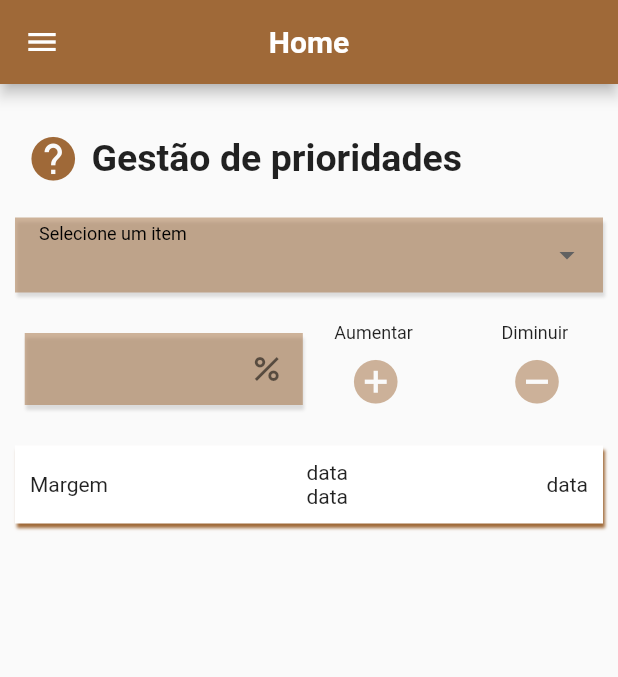
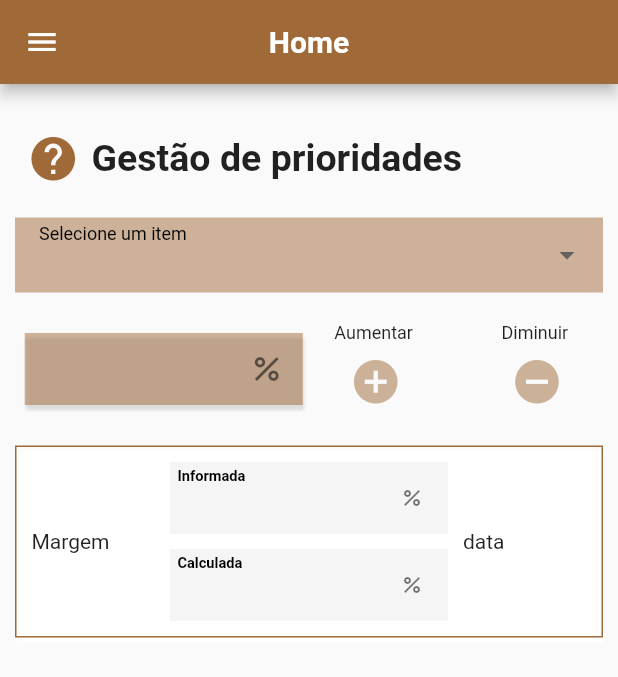
Before and after one commit to wolfxweb/appgestao, a Flutter app: the gestaoPrioridades screen opened directly, on a phone screen of 412 x 824 dp. Shown: the top 677 px of the screen. Run offline on Flutter 3.47's test engine with Material 2 defaults, Android fonts, the phone set to English and light mode, and no system bars; our stand-ins replace brasil_fields, cloud_firestore, dio, easy_dynamic_theme, firebase_auth, firebase_core and 6 more; missing offline and left inert: bloc_pattern, dart:ffi, dart_date, dropdown_plus, firestore_search, simple_connection_checker; accounts and stored records are empty.

Commit message:
tela gestao prioridade

```diff
--- a/lib/pages/gestaoPrioridades.dart
+++ b/lib/pages/gestaoPrioridades.dart
@@ -61,6 +61,7 @@ class _gestaoPrioridadesState extends State<gestaoPrioridades> {
   ];
   void initState() {
     simuladorBloc = SimuladorBloc();
+    simuladorBloc.getDadosBasicos();
 
     addController.text = '';
     removeController.text = '';
@@ -70,6 +71,8 @@ class _gestaoPrioridadesState extends State<gestaoPrioridades> {
 
   @override
   Widget build(BuildContext context) {
+    simuladorBloc.getDadosBasicos();
+
     return Scaffold(
       appBar: header.getAppBar('Home'),
       drawer: Menu(),
@@ -87,11 +90,12 @@ class _gestaoPrioridadesState extends State<gestaoPrioridades> {
               const Espacamento(),
               Container(
                 decoration: BoxDecoration(
-                  color: corBox,
-                  //borderRadius: BorderRadius.circular(20),
+                 // color: corBox,
+                  border: Border.all(color: color),
+                 // borderRadius: BorderRadius.circular(5),
                   boxShadow: [
                     BoxShadow(
-                      color: color,
+                      color: corBox,
                       blurRadius: 1,
                       offset: Offset(1, 3), // Shadow position
                     ),
@@ -103,14 +107,38 @@ class _gestaoPrioridadesState extends State<gestaoPrioridades> {
                   mainAxisSize: MainAxisSize.max,
                   crossAxisAlignment: CrossAxisAlignment.center,
                   children: [
-                    Text('Margem'),
-                    Column(
-                      children: [
-                        Text("data"),
-                        Text("data"),
-                      ],
+                    Container(
+                      width: MediaQuery.of(context).size.width * 0.2,
+                      child: Text('Margem'),
                     ),
-                    Text('data')
+                    Container(
+                      width: MediaQuery.of(context).size.width *0.45,
+                      child: Column(
+                        children: [
+                          buildStreamBuilder(
+                            simuladorBloc.margemIdealController,
+                            "Informada",
+                            "desabilitado",
+                            false,
+                            buildIcon(),
+                            null,
+                          ),
+                          SizedBox(height: 10.0),
+                          buildStreamBuilder(
+                            simuladorBloc.margemIdealController,
+                            "Calculada",
+                            "desabilitado",
+                            false,
+                            buildIcon(),
+                            null,
+                          ),
+                        ],
+                      ),
+                    ),
+                    Container(
+                      width: MediaQuery.of(context).size.width * 0.2,
+                      child: Text('data'),
+                    )
                   ],
                 ),
               )
@@ -118,6 +146,122 @@ class _gestaoPrioridadesState extends State<gestaoPrioridades> {
           ),
         ),
       ),
+    );
+  }
+
+  Padding buildStreamBuilder(
+      stream, inputTitulo, cor, format, icone, onChanged) {
+    return Padding(
+      padding: const EdgeInsets.all(0.0),
+      child: StreamBuilder(
+          stream: stream,
+          builder: (context, snapshot) {
+            print('snapshot.hasData');
+            print(snapshot.hasData);
+            if (snapshot.hasData) {
+              var data = snapshot.data;
+              return buildContainer(
+                  "$data", inputTitulo, cor, format, icone, onChanged);
+            } else {
+              return buildContainer(
+                  "", inputTitulo, cor, format, icone, onChanged);
+            }
+          }),
+    );
+  }
+
+  Padding buildContainer(data, inputTitulo, cor, format, icone, onChanged) {
+    return Padding(
+      padding: const EdgeInsets.symmetric(horizontal: 0, vertical: 0),
+      child: Container(
+        // width: 185,
+        width: MediaQuery.of(context).size.width * 0.45,
+        decoration: buildBoxDecoration(),
+        child: StreamBuilder(
+            stream: null,
+            builder: (context, snapshot) {
+              if (format) {
+                return TextFormField(
+                  // textAlign: TextAlign.center,
+                  //textAlignVertical: TextAlignVertical.center,
+                  enabled: false,
+                  validator: ValidationBuilder().maxLength(50).required().build(),
+                  keyboardType: TextInputType.number,
+                  controller: TextEditingController(text: "$data"),
+                  decoration: _styleInput(inputTitulo, cor, icone),
+                  inputFormatters: [
+                    // FilteringTextInputFormatter.digitsOnly,
+                    //  CentavosInputFormatter(moeda: true, casasDecimais: 2)
+                  ],
+                  onChanged: onChanged,
+                );
+              } else {
+                return TextFormField(
+                  textAlign: TextAlign.center,
+                  enabled: false,
+                  validator:
+                      ValidationBuilder().maxLength(50).required().build(),
+                  keyboardType: TextInputType.number,
+                  controller: TextEditingController(text: "$data"),
+                  decoration: _styleInput(inputTitulo, cor, icone),
+                  onChanged: (text) {
+                    onChanged;
+                  },
+                  style: const TextStyle(fontWeight: FontWeight.bold),
+                );
+              }
+            }),
+      ),
+    );
+  }
+
+  _styleInput(String text, String cor, suffixIcon) {
+    switch (cor) {
+      case "padrao":
+        corFundo = Color.fromRGBO(159, 105, 56, 0.5);
+        break;
+      case 'desabilitado':
+        corFundo = Colors.grey[100];
+        break;
+      case 'vermelho':
+        corFundo = Colors.red;
+        break;
+      case 'verde':
+        corFundo = Colors.green;
+        break;
+      case 'null':
+        corFundo = Colors.grey[100];
+        break;
+    }
+
+    return InputDecoration(
+      floatingLabelBehavior: FloatingLabelBehavior.always,
+      contentPadding: const EdgeInsets.symmetric(horizontal: 5, vertical: 5),
+      suffixIcon: suffixIcon,
+      fillColor: corFundo,
+      filled: true,
+
+      // disabledBorder: true,
+      focusedBorder: const OutlineInputBorder(
+        borderSide: BorderSide(
+            color: Colors.orange, width: 1.0, style: BorderStyle.none),
+      ),
+      border: InputBorder.none,
+      labelText: text,
+      labelStyle: const TextStyle(
+        color: Colors.black,
+        fontSize: 13,
+        //  backgroundColor: Colors.white,
+      ),
+      // hintText: 'Quantidade de clientes atendidos',
+    );
+  }
+
+  Icon buildIcon() {
+    return const Icon(
+      Icons.percent,
+      color: Colors.black54,
+      size: 16.0,
     );
   }
 
@@ -173,6 +317,7 @@ class _gestaoPrioridadesState extends State<gestaoPrioridades> {
       ],
     );
   }
+
   Container buildNewRemoveAdd(BuildContext context) {
     return Container(
       padding: const EdgeInsets.all(3.0),
@@ -183,8 +328,8 @@ class _gestaoPrioridadesState extends State<gestaoPrioridades> {
           children: [
             Padding(
               padding: const EdgeInsets.all(3.0),
-              child:  Container(
-                width: MediaQuery.of(context).size.width*0.45,
+              child: Container(
+                width: MediaQuery.of(context).size.width * 0.45,
                 decoration: const BoxDecoration(
                   color: Colors.transparent,
                   //borderRadius: BorderRadius.circular(20),
@@ -197,15 +342,19 @@ class _gestaoPrioridadesState extends State<gestaoPrioridades> {
                   ],
                 ),
                 child: TextFormField(
-                  // enabled: false,
+                    // enabled: false,
                     textAlign: TextAlign.center,
                     keyboardType: TextInputType.number,
                     controller: addController,
                     decoration: const InputDecoration(
                       floatingLabelBehavior: FloatingLabelBehavior.always,
-                      contentPadding: EdgeInsets.symmetric(horizontal: 5, vertical: 5),
-                      suffixIcon: Icon(Icons.percent, color: Colors.black54,),
-                      fillColor:Color.fromRGBO(159, 105, 56,0.5),
+                      contentPadding:
+                          EdgeInsets.symmetric(horizontal: 5, vertical: 5),
+                      suffixIcon: Icon(
+                        Icons.percent,
+                        color: Colors.black54,
+                      ),
+                      fillColor: Color.fromRGBO(159, 105, 56, 0.5),
                       filled: true,
                       focusedBorder: OutlineInputBorder(
                         borderSide: BorderSide(
@@ -227,33 +376,41 @@ class _gestaoPrioridadesState extends State<gestaoPrioridades> {
               ),
             ),
             Container(
-              padding: EdgeInsets.symmetric(vertical: 0.0 , horizontal: 15.0),
-              width: MediaQuery.of(context).size.width*0.47,
+              padding: EdgeInsets.symmetric(vertical: 0.0, horizontal: 15.0),
+              width: MediaQuery.of(context).size.width * 0.47,
               child: Row(
                 mainAxisAlignment: MainAxisAlignment.spaceBetween,
                 children: [
                   Padding(
                     padding: const EdgeInsets.all(3.0),
-                    child:  Column(
+                    child: Column(
                       children: [
-                        const   Text('Aumentar',style:  TextStyle(
-                          fontSize: 12,
-
-                        ),),
+                        const Text(
+                          'Aumentar',
+                          style: TextStyle(
+                            fontSize: 12,
+                          ),
+                        ),
                         IconButton(
                           onPressed: () {
-                            if(addController.text.isEmpty){
-                              alerta.openModal(context, "Adicione o percentual.");
-                            }else{
-
-                              simuladorBloc.calculoPercentual(addController.text, 1, valorInicialTicket, 1, context);
-                              addController.text ='';
-                              FocusScope.of(context).requestFocus(new FocusNode());
+                            if (addController.text.isEmpty) {
+                              alerta.openModal(
+                                  context, "Adicione o percentual.");
+                            } else {
+                              simuladorBloc.calculoPercentual(
+                                  addController.text,
+                                  1,
+                                  valorInicialTicket,
+                                  1,
+                                  context);
+                              addController.text = '';
+                              FocusScope.of(context)
+                                  .requestFocus(new FocusNode());
                             }
                           },
                           icon: const Icon(
                             Icons.add_circle,
-                            color: Color.fromRGBO(159, 105, 56,0.5),
+                            color: Color.fromRGBO(159, 105, 56, 0.5),
                             size: 35.0,
                           ),
                         ),
@@ -262,26 +419,34 @@ class _gestaoPrioridadesState extends State<gestaoPrioridades> {
                   ),
                   Padding(
                     padding: const EdgeInsets.all(3.0),
-                    child:  Column(
+                    child: Column(
                       children: [
-                        Text('Diminuir',style:  TextStyle(
-                          fontSize: 12,
-
-                        ),),
+                     const   Text(
+                          'Diminuir',
+                          style: TextStyle(
+                            fontSize: 12,
+                          ),
+                        ),
                         IconButton(
                           onPressed: () {
-                            if(addController.text.isEmpty){
-                              alerta.openModal(context, "Adicione o percentual.");
-                            }else{
-
-                              simuladorBloc.calculoPercentual(addController.text,2, valorInicialTicket, 2, context);
-                              addController.text ='';
-                              FocusScope.of(context).requestFocus(new FocusNode());
+                            if (addController.text.isEmpty) {
+                              alerta.openModal(
+                                  context, "Adicione o percentual.");
+                            } else {
+                              simuladorBloc.calculoPercentual(
+                                  addController.text,
+                                  2,
+                                  valorInicialTicket,
+                                  2,
+                                  context);
+                              addController.text = '';
+                              FocusScope.of(context)
+                                  .requestFocus(new FocusNode());
                             }
                           },
                           icon: const Icon(
                             Icons.remove_circle,
-                            color: Color.fromRGBO(159, 105, 56,0.5),
+                            color: Color.fromRGBO(159, 105, 56, 0.5),
                             size: 35.0,
                           ),
                         ),
@@ -302,13 +467,16 @@ BoxDecoration buildBoxDecoration() {
   return const BoxDecoration(
     color: Colors.transparent,
     //borderRadius: BorderRadius.circular(20),
+    /*
     boxShadow: [
       BoxShadow(
         color: Colors.black12,
         blurRadius: 1,
         offset: Offset(1, 3), // Shadow position
       ),
-    ],
+
+
+    ],*/
   );
 }
 
--- a/lib/pages/simulador.dart
+++ b/lib/pages/simulador.dart
@@ -104,15 +104,16 @@ class _SimuladorState extends State<Simulador> {
                 buildRow(
                   buildStreamBuilder(
                     simuladorBloc.margemIdealController,
-                    "Margem desejada",
+                    "",
                     "desabilitado",
                     false,
                     buildIcon(),
                     null,
                   ),
+
                   buildStreamBuilder(
                     simuladorBloc.margemInformadaController,
-                    "Margem informada",
+                    "",
                     "desabilitado",
                     false,
                     buildIcon(),
```
